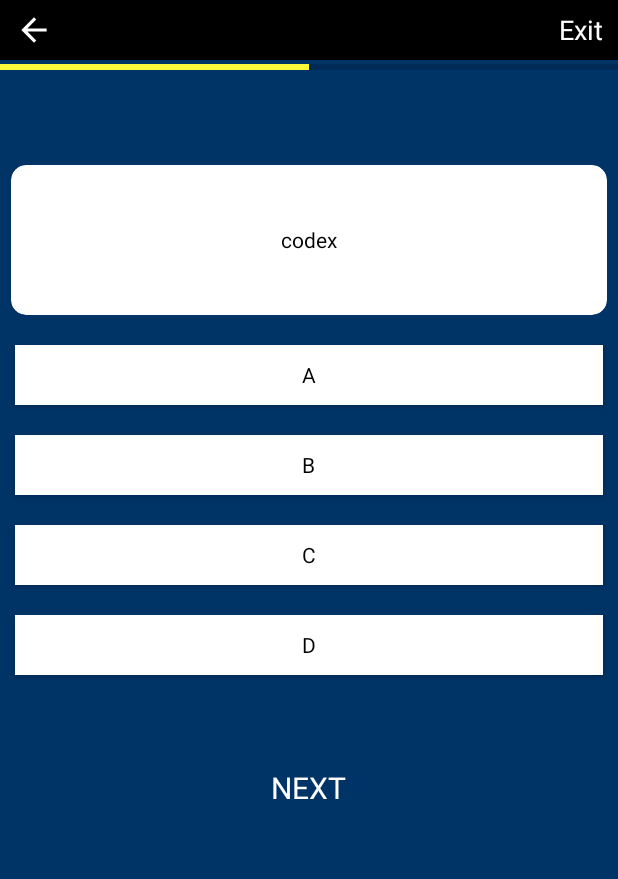
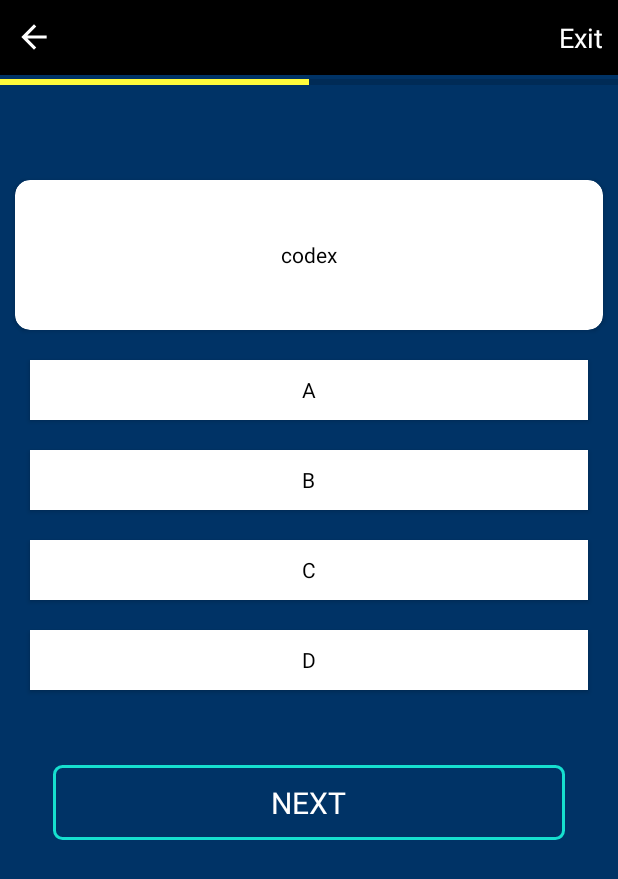
Before and after one commit to Siddhanthsingh01/CODEX, an Android app: the dashboardactivity screen opened directly, with no data from a screen before it, on a phone screen of 412 x 824 dp. Shown: the top 879 px of the screen. Run offline under Robolectric (Android 15) with nearby library versions, the phone set to English and light mode, and no system bars; libraries missing offline, so code that uses them is left out: com.sasank.roundedhorizontalprogress; plain views replace RoundedHorizontalProgressBar; 9 statements that could not run were skipped.

Commit message:
sidddd
12:29 date 13/06/2022

```diff
--- a/app/src/main/java/com/example/codex/homeOptions.java
+++ b/app/src/main/java/com/example/codex/homeOptions.java
@@ -77,7 +77,7 @@ public class homeOptions extends AppCompatActivity implements NavigationView.OnN
             if(!keyin.isConnected(homeOptions.this))
                 keyin.connectionAlert(homeOptions.this);
             else
-                startActivity(new Intent(this, quiz.class));
+                startActivity(new Intent(this, java.class));
         });
 
 
--- a/app/src/main/java/com/example/codex/java_list_select/java_one.java
+++ b/app/src/main/java/com/example/codex/java_list_select/java_one.java
@@ -14,6 +14,7 @@ import android.widget.VideoView;
 
 import com.example.codex.R;
 import com.example.codex.compiler.compiler;
+import com.example.codex.quiz.quiz;
 import com.github.barteksc.pdfviewer.PDFView;
 import com.google.android.material.floatingactionbutton.FloatingActionButton;
 
@@ -151,7 +152,9 @@ public class java_one extends AppCompatActivity {
                 new View.OnClickListener() {
                     @Override
                     public void onClick(View view) {
-                        Toast.makeText(java_one.this, "Alarm Added", Toast.LENGTH_SHORT).show();
+                        Intent intent = new Intent(java_one.this, quiz.class);
+                        intent.putExtra("url","https://www.w3schools.com/java/tryjava.asp?filename=demo_compiler");
+                        startActivity(intent);
                     }
                 });
 
--- a/app/src/main/java/com/example/codex/java_list_select/java_two.java
+++ b/app/src/main/java/com/example/codex/java_list_select/java_two.java
@@ -14,6 +14,7 @@ import androidx.appcompat.app.AppCompatActivity;
 
 import com.example.codex.R;
 import com.example.codex.compiler.compiler;
+import com.example.codex.quiz.quiz;
 import com.github.barteksc.pdfviewer.PDFView;
 import com.google.android.material.floatingactionbutton.FloatingActionButton;
 
@@ -151,7 +152,8 @@ public class java_two extends AppCompatActivity {
                 new View.OnClickListener() {
                     @Override
                     public void onClick(View view) {
-                        Toast.makeText(java_two.this, "Alarm Added", Toast.LENGTH_SHORT).show();
+                        Intent intent = new Intent(java_two.this, quiz.class);
+                        startActivity(intent);
                     }
                 });
 
--- a/app/src/main/java/com/example/codex/quiz/dashboardactivity.java
+++ b/app/src/main/java/com/example/codex/quiz/dashboardactivity.java
@@ -7,15 +7,19 @@ import androidx.cardview.widget.CardView;
 
 import android.app.Dialog;
 import android.content.Intent;
+import android.media.Image;
 import android.os.Bundle;
 import android.os.CountDownTimer;
 import android.view.View;
 import android.view.WindowManager;
+import android.widget.ImageView;
 import android.widget.LinearLayout;
 import android.widget.TextView;
 
 import com.example.codex.R;
+import com.example.codex.category.java;
 import com.example.codex.homeOptions;
+import com.example.codex.java_list_select.java_one;
 import com.sasank.roundedhorizontalprogress.RoundedHorizontalProgressBar;
 
 import java.util.Collections;
@@ -34,6 +38,8 @@ public class dashboardactivity extends AppCompatActivity {
     int correctCount = 0;
     int wrongCount = 0;
     LinearLayout nextBtn;
+    ImageView icback;
+    TextView exit;
 
     @Override
     protected void onCreate(Bundle savedInstanceState) {
@@ -82,6 +88,24 @@ public class dashboardactivity extends AppCompatActivity {
         }.start();
 
         setAllData();
+
+        icback.setOnClickListener(new View.OnClickListener() {
+            @Override
+            public void onClick(View view) {
+                Intent intent = new Intent(dashboardactivity.this, java_one.class);
+                startActivity(intent);
+            }
+        });
+
+        exit.setOnClickListener(new View.OnClickListener() {
+            @Override
+            public void onClick(View view) {
+                Intent intent = new Intent(dashboardactivity.this, java_one.class);
+                startActivity(intent);
+            }
+        });
+
+
     }
 
     private void setAllData() {
@@ -111,6 +135,9 @@ public class dashboardactivity extends AppCompatActivity {
         cardOD = findViewById(R.id.cardD);
 
         nextBtn = findViewById(R.id.nextBtn);
+
+        icback = findViewById(R.id.icback);
+        exit = findViewById(R.id.exit);
 
     }
 
--- a/app/src/main/res/drawable/next_btn_shape.xml
+++ b/app/src/main/res/drawable/next_btn_shape.xml
@@ -1,10 +1,10 @@
 <?xml version="1.0" encoding="utf-8"?>
-<selector xmlns:android="http://schemas.android.com/apk/res/android">
+<shape xmlns:android="http://schemas.android.com/apk/res/android">
 
 
-    <stroke android:width="2dp" android:color="#000000"/>
+    <stroke android:width="2dp" android:color="#16DFCF"/>
 
     <corners android:radius="5dp"/>
 
 
-</selector>
+</shape>
--- a/app/src/main/res/drawable/timeout_btn_shape.xml
+++ b/app/src/main/res/drawable/timeout_btn_shape.xml
@@ -2,7 +2,7 @@
 <shape android:shape="rectangle" xmlns:android="http://schemas.android.com/apk/res/android">
 
 
-    <solid android:color="#ff6666"/>
+    <solid android:color="#F44336"/>
     <corners android:radius="50dp"/>
 
 </shape>
--- a/app/src/main/res/layout/activity_dashboard.xml
+++ b/app/src/main/res/layout/activity_dashboard.xml
@@ -14,7 +14,7 @@
     <RelativeLayout
         android:background="@color/black"
         android:layout_width="match_parent"
-        android:layout_height="40dp">
+        android:layout_height="50dp">
 
 
         <ImageView
@@ -32,12 +32,12 @@
             android:id="@+id/exit"
             android:layout_width="wrap_content"
             android:layout_height="wrap_content"
-            android:text="Exit"
             android:layout_alignParentRight="true"
             android:layout_centerVertical="true"
             android:layout_marginRight="10dp"
-            android:textSize="18dp"
-            android:textColor="@color/white"/>
+            android:text="Exit"
+            android:textColor="@color/white"
+            android:textSize="18dp" />
 
     </RelativeLayout>
 
@@ -57,11 +57,11 @@
 
     <androidx.cardview.widget.CardView
         app:cardCornerRadius="10dp"
-        android:layout_marginStart="7dp"
-        android:layout_marginRight="7dp"
+        android:layout_marginStart="10dp"
+        android:layout_marginRight="20dp"
         android:layout_marginTop="60dp"
         android:layout_width="match_parent"
-        android:layout_marginEnd="7dp"
+        android:layout_marginEnd="10dp"
         android:layout_height="100dp"
         android:layout_marginLeft="7dp">
 
@@ -79,11 +79,11 @@
         android:onClick="optionAClick"
         android:id="@+id/cardA"
         app:cardCornerRadius="5dp"
-        android:layout_marginStart="10dp"
+        android:layout_marginStart="20dp"
         android:layout_marginRight="10dp"
         android:layout_marginTop="20dp"
         android:layout_width="match_parent"
-        android:layout_marginEnd="10dp"
+        android:layout_marginEnd="20dp"
         android:layout_height="40dp"
         android:layout_marginLeft="10dp">
 
@@ -101,11 +101,11 @@
         android:onClick="optionBClick"
         android:id="@+id/cardB"
         app:cardCornerRadius="5dp"
-        android:layout_marginStart="10dp"
+        android:layout_marginStart="20dp"
         android:layout_marginRight="10dp"
         android:layout_marginTop="20dp"
         android:layout_width="match_parent"
-        android:layout_marginEnd="10dp"
+        android:layout_marginEnd="20dp"
         android:layout_height="40dp"
         android:layout_marginLeft="10dp">
 
@@ -123,11 +123,11 @@
         android:onClick="optionCClick"
         android:id="@+id/cardC"
         app:cardCornerRadius="5dp"
-        android:layout_marginStart="10dp"
+        android:layout_marginStart="20dp"
         android:layout_marginRight="10dp"
         android:layout_marginTop="20dp"
         android:layout_width="match_parent"
-        android:layout_marginEnd="10dp"
+        android:layout_marginEnd="20dp"
         android:layout_height="40dp"
         android:layout_marginLeft="10dp">
 
@@ -145,11 +145,11 @@
         android:onClick="optionDClick"
         android:id="@+id/cardD"
         app:cardCornerRadius="5dp"
-        android:layout_marginStart="10dp"
+        android:layout_marginStart="20dp"
         android:layout_marginRight="10dp"
         android:layout_marginTop="20dp"
         android:layout_width="match_parent"
-        android:layout_marginEnd="10dp"
+        android:layout_marginEnd="20dp"
         android:layout_height="40dp"
         android:layout_marginLeft="10dp">
 
--- a/app/src/main/res/layout/time_out_dialog.xml
+++ b/app/src/main/res/layout/time_out_dialog.xml
@@ -5,10 +5,10 @@
     android:layout_width="250dp"
     android:layout_height="250dp"
     xmlns:app="http://schemas.android.com/apk/res-auto"
+    android:background="@drawable/next_btn_shape"
+    android:layout_gravity="center"
+    app:cardBackgroundColor="#FFFFFF"
     app:cardCornerRadius="30dp"
-    android:background="#ff9999"
-    android:layout_gravity="center"
-    app:cardBackgroundColor="#ff9999"
     >
 
     <LinearLayout
```
Also changed, not shown: app/src/main/java/com/example/codex/quiz/quiz.java (+2 -8 lines), app/src/main/res/layout/activity_quiz.xml (+7 -5 lines), app/src/main/res/layout/activity_wonactivity.xml (+25 -10 lines), app/src/main/res/drawable/congrats.jpg (added).
